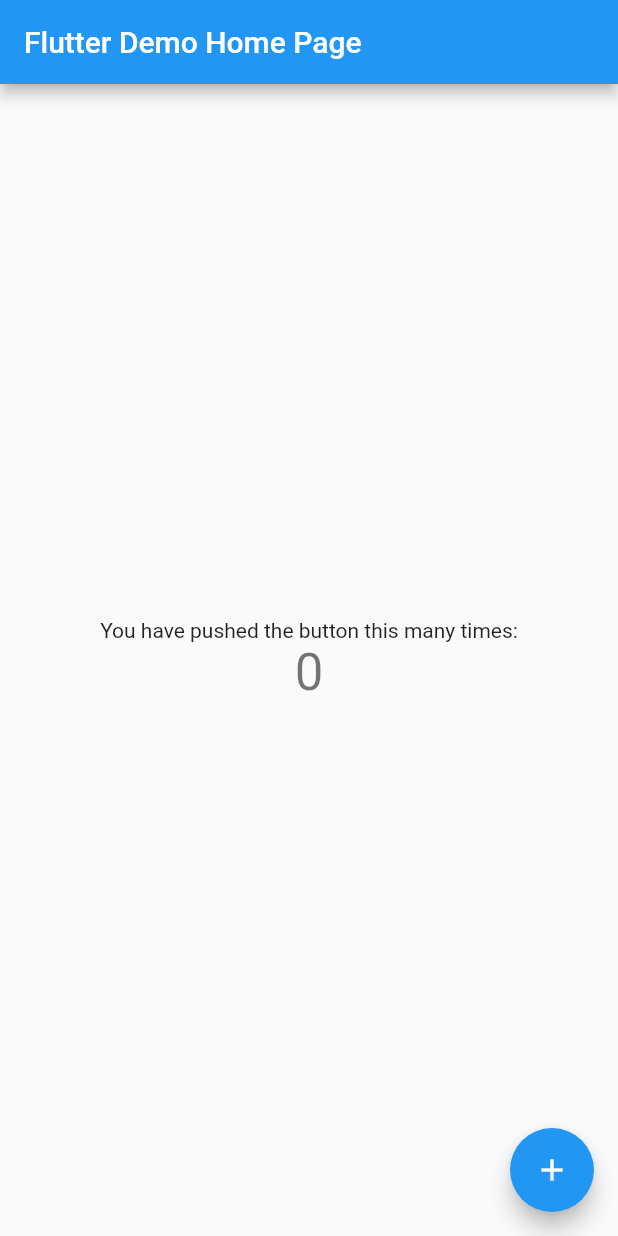
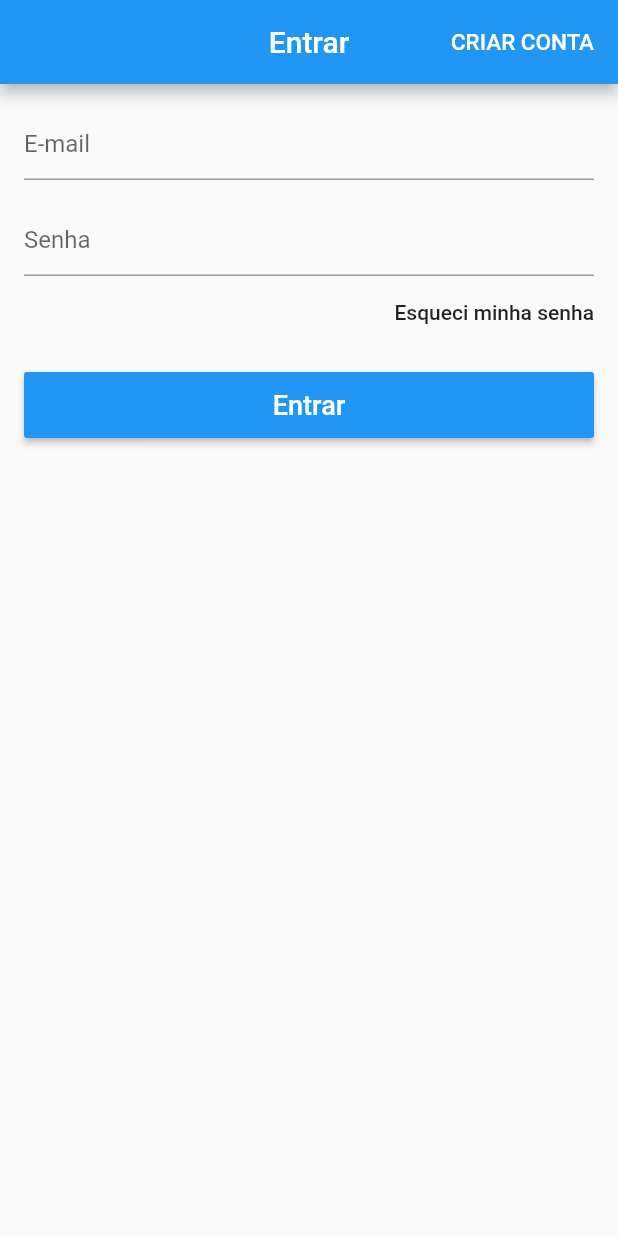
Before and after one commit to juliano-sc98/MinhaGaragem, a Flutter app: the screen it shows after launch, on a phone screen of 412 x 824 dp. Run offline on Flutter 3.47's test engine with Material 2 defaults, Android fonts, the phone set to English and light mode, and no system bars; our stand-ins replace firebase_auth; accounts and stored records are empty.

Commit message:
"Criando pagina de login"

```diff
--- a/lib/main.dart
+++ b/lib/main.dart
@@ -1,117 +1,8 @@
+import 'package:MinhaGaragem/screens/login_screen.dart';
 import 'package:flutter/material.dart';
 
 void main() {
-  runApp(MyApp());
+  runApp(MaterialApp(
+    home: LoginScreen(),
+  ));
 }
-
-class MyApp extends StatelessWidget {
-  // This widget is the root of your application.
-  @override
-  Widget build(BuildContext context) {
-    return MaterialApp(
-      title: 'Minha Garagem',
-      theme: ThemeData(
-        // This is the theme of your application.
-        //
-        // Try running your application with "flutter run". You'll see the
-        // application has a blue toolbar. Then, without quitting the app, try
-        // changing the primarySwatch below to Colors.green and then invoke
-        // "hot reload" (press "r" in the console where you ran "flutter run",
-        // or simply save your changes to "hot reload" in a Flutter IDE).
-        // Notice that the counter didn't reset back to zero; the application
-        // is not restarted.
-        primarySwatch: Colors.blue,
-        // This makes the visual density adapt to the platform that you run
-        // the app on. For desktop platforms, the controls will be smaller and
-        // closer together (more dense) than on mobile platforms.
-        visualDensity: VisualDensity.adaptivePlatformDensity,
-      ),
-      home: MyHomePage(title: 'Flutter Demo Home Page'),
-    );
-  }
-}
-
-class MyHomePage extends StatefulWidget {
-  MyHomePage({Key key, this.title}) : super(key: key);
-
-  // This widget is the home page of your application. It is stateful, meaning
-  // that it has a State object (defined below) that contains fields that affect
-  // how it looks.
-
-  // This class is the configuration for the state. It holds the values (in this
-  // case the title) provided by the parent (in this case the App widget) and
-  // used by the build method of the State. Fields in a Widget subclass are
-  // always marked "final".
-
-  final String title;
-
-  @override
-  _MyHomePageState createState() => _MyHomePageState();
-}
-
-class _MyHomePageState extends State<MyHomePage> {
-  int _counter = 0;
-
-  void _incrementCounter() {
-    setState(() {
-      // This call to setState tells the Flutter framework that something has
-      // changed in this State, which causes it to rerun the build method below
-      // so that the display can reflect the updated values. If we changed
-      // _counter without calling setState(), then the build method would not be
-      // called again, and so nothing would appear to happen.
-      _counter++;
-    });
-  }
-
-  @override
-  Widget build(BuildContext context) {
-    // This method is rerun every time setState is called, for instance as done
-    // by the _incrementCounter method above.
-    //
-    // The Flutter framework has been optimized to make rerunning build methods
-    // fast, so that you can just rebuild anything that needs updating rather
-    // than having to individually change instances of widgets.
-    return Scaffold(
-      appBar: AppBar(
-        // Here we take the value from the MyHomePage object that was created by
-        // the App.build method, and use it to set our appbar title.
-        title: Text(widget.title),
-      ),
-      body: Center(
-        // Center is a layout widget. It takes a single child and positions it
-        // in the middle of the parent.
-        child: Column(
-          // Column is also a layout widget. It takes a list of children and
-          // arranges them vertically. By default, it sizes itself to fit its
-          // children horizontally, and tries to be as tall as its parent.
-          //
-          // Invoke "debug painting" (press "p" in the console, choose the
-          // "Toggle Debug Paint" action from the Flutter Inspector in Android
-          // Studio, or the "Toggle Debug Paint" command in Visual Studio Code)
-          // to see the wireframe for each widget.
-          //
-          // Column has various properties to control how it sizes itself and
-          // how it positions its children. Here we use mainAxisAlignment to
-          // center the children vertically; the main axis here is the vertical
-          // axis because Columns are vertical (the cross axis would be
-          // horizontal).
-          mainAxisAlignment: MainAxisAlignment.center,
-          children: <Widget>[
-            Text(
-              'You have pushed the button this many times:',
-            ),
-            Text(
-              '$_counter',
-              style: Theme.of(context).textTheme.headline4,
-            ),
-          ],
-        ),
-      ),
-      floatingActionButton: FloatingActionButton(
-        onPressed: _incrementCounter,
-        tooltip: 'Increment',
-        child: Icon(Icons.add),
-      ), // This trailing comma makes auto-formatting nicer for build methods.
-    );
-  }
-}
--- /dev/null
+++ b/lib/screens/login_screen.dart
@@ -0,0 +1,125 @@
+import 'package:MinhaGaragem/screens/signup_screen.dart';
+import 'package:flutter/cupertino.dart';
+import 'package:flutter/material.dart';
+import 'package:scoped_model/scoped_model.dart';
+
+class LoginScreen extends StatefulWidget {
+  @override
+  _LoginScreenState createState() => _LoginScreenState();
+}
+
+class _LoginScreenState extends State<LoginScreen> {
+
+  final _emailController = TextEditingController();
+  final _passController = TextEditingController();
+
+  final _formKey = GlobalKey<FormState>();
+  final _scaffoldKey = GlobalKey<ScaffoldState>();
+
+  @override
+  Widget build(BuildContext context) {
+    return Scaffold(
+      key: _scaffoldKey,
+      appBar: AppBar(
+        title: Text("Entrar"),
+        centerTitle: true,
+        actions: <Widget>[
+
+          FlatButton(
+            child: Text("CRIAR CONTA",
+            style: TextStyle(fontSize: 15.0),),
+            textColor: Colors.white,
+            onPressed: () {
+              Navigator.of(context).pushReplacement(MaterialPageRoute
+                (builder: (context) => SignUpScreen()));
+            }, )
+
+        ],
+      ),
+
+      body: Form(
+          key: _formKey,
+          child: ListView(
+            padding: EdgeInsets.all(16.0),
+            children: <Widget>[
+
+              TextFormField(
+                controller: _emailController,
+                decoration: InputDecoration(
+                  hintText: "E-mail"
+                ),
+                keyboardType: TextInputType.emailAddress,
+                // ignore: missing_return
+                validator: (text) {
+                  if(text.isEmpty || !text.contains('@')) return "E-mail inválido!";
+                },
+              ),
+
+              SizedBox(height: 16.0,),
+              TextFormField(
+                controller: _passController,
+                decoration: InputDecoration(
+                  hintText: "Senha"
+                ),
+                obscureText: true,
+                // ignore: missing_return
+                validator: (text) {
+                  if(text.isEmpty || text.length < 6) return "Senha inválida!";
+                },
+
+              ),
+              Align(
+                alignment: Alignment.centerRight,
+
+                child: FlatButton(
+                    child: Text("Esqueci minha senha",
+                    textAlign: TextAlign.right,
+                    ),
+                    padding: EdgeInsets.zero,
+                    onPressed: () {
+                      if(_emailController.text.isEmpty) {
+                        _scaffoldKey.currentState.showSnackBar(
+                            SnackBar(content: Text("Insira seu e-mail para recuperação!"),
+                              backgroundColor: Colors.redAccent,
+                              duration: Duration(seconds: 4),)
+                        );
+                      } else {
+                        _scaffoldKey.currentState.showSnackBar(
+                            SnackBar(content: Text("Confira seu e-mail para recuperação!"),
+                              backgroundColor: Theme
+                                  .of(context)
+                                  .primaryColor,
+                              duration: Duration(seconds: 4),)
+                        );
+                      }
+                    },
+                ),
+
+              ),
+
+              SizedBox(height: 16.0,),
+              SizedBox(
+                height: 44.0,
+                child: RaisedButton(
+                  child: Text("Entrar",
+                    style: TextStyle(
+                      fontSize: 18.0,
+                    ),
+                  ),
+                  textColor: Colors.white,
+                  color: Theme.of(context).primaryColor,
+                  onPressed: (){
+                    /*
+                    * verificação de usuario e senha
+                    *
+                    * */
+                  }),
+              )
+
+            ],
+          ),
+      ),
+
+    );
+  }
+}
```
Also changed, not shown: lib/model/user_model.dart (added, +10 -0 lines), lib/screens/signup_screen.dart (added, +95 -0 lines), pubspec.yaml (+14 -0 lines), pubspec.lock, 4 other files.
